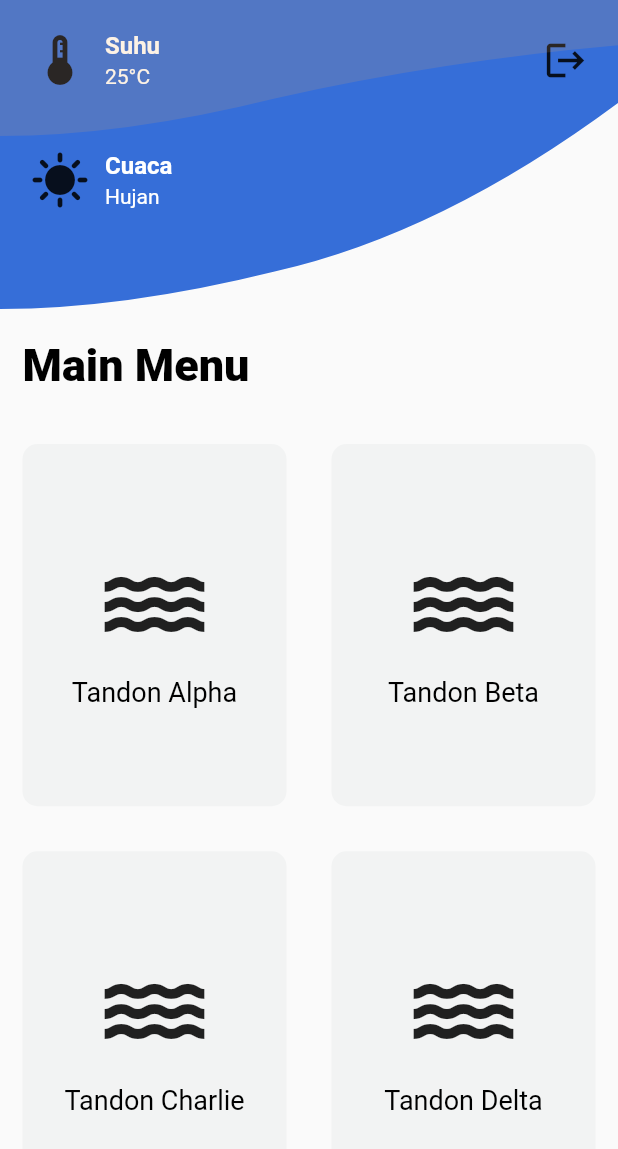
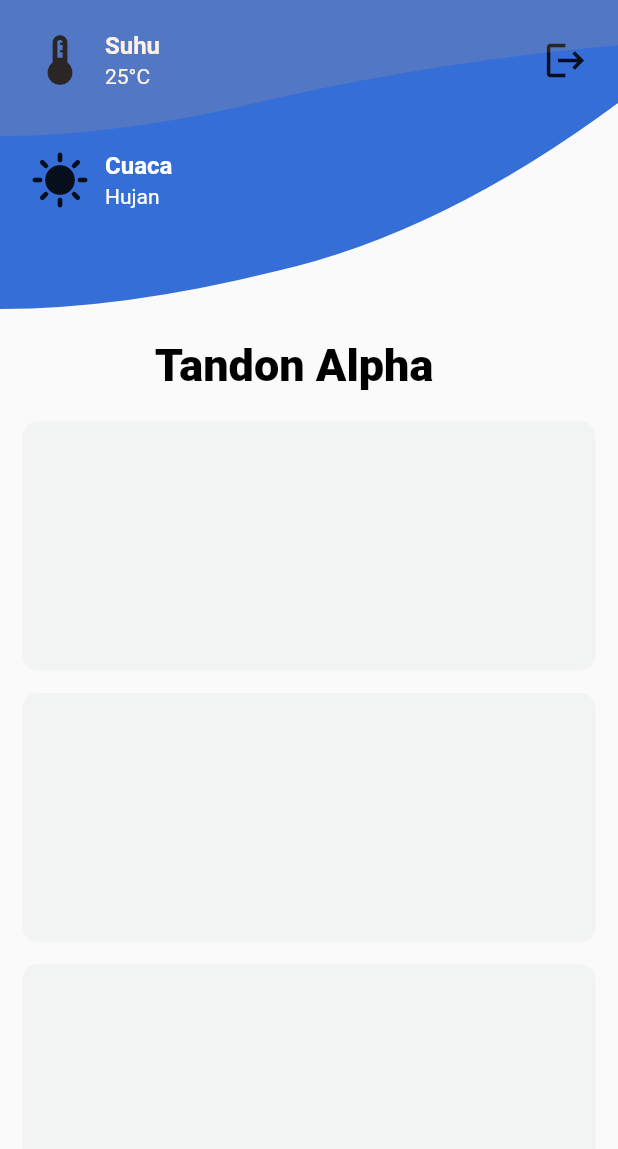
Before and after one commit to SanAdjie/iot_tandon, a Flutter app: the ListcardScreen screen opened by its route, after a tap on "Tandon Alpha", on a phone screen of 412 x 824 dp. Shown: the top 1149 px of the screen. Run offline on Flutter 3.47's test engine with Material 2 defaults, Android fonts, the phone set to English and light mode, and no system bars.

Commit message:
Penambahan Detail Card

```diff
--- a/lib/component/reusable_contectlistcard.dart
+++ b/lib/component/reusable_contentlistcard.dart
@@ -1,4 +1,5 @@
 import 'package:flutter/material.dart';
+import 'package:iot_tandon/utility/const.dart';
 
 class ReusableContentListCard extends StatelessWidget {
 
@@ -15,8 +16,8 @@ class ReusableContentListCard extends StatelessWidget {
       mainAxisAlignment: MainAxisAlignment.center,
       children: <Widget>[
         Icon(namaIcon, size: 80),
-        SizedBox(height: 10),
-        Text(label, style: TextStyle(fontSize: 18.0),)
+        kSpasiInput2,
+        Text(label, style: kStyleText2,)
       ],
     );
   }
--- a/lib/component/reusable_listcard.dart
+++ b/lib/component/reusable_listcard.dart
@@ -1,4 +1,5 @@
 import 'package:flutter/material.dart';
+import 'package:iot_tandon/utility/const.dart';
 
 class ReusableListCard extends StatelessWidget {
   //Property
@@ -13,9 +14,9 @@ class ReusableListCard extends StatelessWidget {
     return GestureDetector(
       onTap: onPress,
       child: Container(
-        margin: const EdgeInsets.all(15.0),
+        margin: const EdgeInsets.fromLTRB(15, 0, 15, 15),
         decoration: BoxDecoration(
-            color: Color(0xFFF2F3F3),
+            color: kBGAbu2,
             borderRadius: BorderRadius.circular(10.0)),
         child: child,
       ),
--- a/lib/screen/carddetail_screen.dart
+++ b/lib/screen/carddetail_screen.dart
@@ -1,4 +1,8 @@
 import 'package:flutter/material.dart';
+import 'package:iot_tandon/component/reusable_customclipper.dart';
+import 'package:iot_tandon/component/reusable_listcard.dart';
+import 'package:iot_tandon/utility/const.dart';
+import 'package:iot_tandon/component/reusable_card.dart';
 
 class CardDetailScreen extends StatefulWidget {
 
@@ -10,6 +14,57 @@ class CardDetailScreen extends StatefulWidget {
 class _CardDetailScreenState extends State<CardDetailScreen> {
   @override
   Widget build(BuildContext context) {
-    return Scaffold();
+    return SafeArea(
+        child: Scaffold(
+          body: Column(
+            children: <Widget>[
+              Expanded(
+                  flex: 2,
+                  child: Stack(
+                      children: [
+                        ClipPath(
+                          clipper: CustomClipperSaya(),
+                          child: Container(
+                            height: MediaQuery.of(context).size.height*0.3,
+                            color: kBGBiru,
+                            child: Column(
+                              children: <Widget>[
+                                ReusableCard(iconLead: Icon(Icons.device_thermostat, size: 40),
+                                  title: "Suhu", iconTrail: Icons.logout, description: "25°C",ontap: (){
+                                    Navigator.pop(context);
+                                    //TODO : AUTH LOGOUT
+                                  },),
+                                ReusableCard(iconLead: Icon(Icons.sunny, size: 40),
+                                  title: "Cuaca", description: "Hujan",)
+                              ],
+                            ),
+                          ),
+                        ),
+                        ClipPath(
+                          clipper: CustomClipperSaya(),
+                          child: Container(
+                            color: Color(0x26F3A953),
+                            height: MediaQuery.of(context).size.height*0.11,
+                          ),
+                        )
+                      ]
+                  )
+              ),
+              Expanded(
+                flex: 6,
+                child: Column(
+                  children: <Widget>[
+                    Container(
+                      padding: EdgeInsets.fromLTRB(0, 20, 20, 20),
+                      child: Text("Tandon Alpha", style: kStyleText1)),
+                    Expanded(child: ReusableListCard()),
+                    Expanded(child: ReusableListCard()),
+                    Expanded(child: ReusableListCard())
+                  ],
+                ))
+            ],
+          ),
+        )
+    );
   }
 }
--- a/lib/screen/listcard_screen.dart
+++ b/lib/screen/listcard_screen.dart
@@ -1,6 +1,7 @@
 import 'package:flutter/material.dart';
-import 'package:iot_tandon/component/reusable_contectlistcard.dart';
+import 'package:iot_tandon/component/reusable_contentlistcard.dart';
 import 'package:iot_tandon/component/reusable_customclipper.dart';
+import 'package:iot_tandon/screen/carddetail_screen.dart';
 import 'package:iot_tandon/utility/const.dart';
 import 'package:iot_tandon/component/reusable_card.dart';
 import 'package:iot_tandon/component/reusable_listcard.dart';
@@ -20,6 +21,7 @@ class _ListCardState extends State<ListcardScreen> {
       onWillPop: () async => false,
       child: SafeArea(
           child: Scaffold(
+            resizeToAvoidBottomInset: false,
             body:  Column(
               crossAxisAlignment: CrossAxisAlignment.stretch,
               children: <Widget>[
@@ -35,7 +37,7 @@ class _ListCardState extends State<ListcardScreen> {
                         child: Column(
                           children: <Widget>[
                             ReusableCard(iconLead: Icon(Icons.device_thermostat, size: 40),
-                              title: "Suhu", iconTrail: Icons.logout, description: "25°C", ontap: (){
+                              title: "Suhu", iconTrail: Icons.logout, description: "25°C",ontap: (){
                               Navigator.pop(context);
                               //TODO : AUTH LOGOUT
                               },),
@@ -54,7 +56,7 @@ class _ListCardState extends State<ListcardScreen> {
                       )
                     ]
                   )
-                ) ,
+                ),
                 Expanded(
                   flex: 6,
                   child: Column(
@@ -67,9 +69,15 @@ class _ListCardState extends State<ListcardScreen> {
                         child: Row(
                           crossAxisAlignment: CrossAxisAlignment.stretch,
                           children: <Widget>[
-                            Expanded(child: ReusableListCard(onPress: (){},
+                            Expanded(child: ReusableListCard(onPress: (){
+                              //TODO: DETAIL TANDON - Perlu Data Masing2
+                              Navigator.pushNamed(context, CardDetailScreen.id);
+                            },
                                 child: ReusableContentListCard(label: "Tandon Alpha", namaIcon: Icons.water))),
-                            Expanded(child: ReusableListCard(onPress: (){},
+                            Expanded(child: ReusableListCard(onPress: (){
+                              Navigator.pushNamed(context, CardDetailScreen.id);
+                              //TODO: DETAIL TANDON - Perlu Data Masing2
+                            },
                                 child: ReusableContentListCard(label: "Tandon Beta", namaIcon: Icons.water)))
                           ],
                         ),
@@ -78,9 +86,15 @@ class _ListCardState extends State<ListcardScreen> {
                         child: Row(
                           crossAxisAlignment: CrossAxisAlignment.stretch,
                           children: <Widget>[
-                            Expanded(child: ReusableListCard(onPress: (){},
+                            Expanded(child: ReusableListCard(onPress: (){
+                              Navigator.pushNamed(context, CardDetailScreen.id);
+                              //TODO: DETAIL TANDON - Perlu Data Masing2
+                            },
                                 child: ReusableContentListCard(label: "Tandon Charlie", namaIcon: Icons.water))),
-                            Expanded(child: ReusableListCard(onPress: (){},
+                            Expanded(child: ReusableListCard(onPress: (){
+                              Navigator.pushNamed(context, CardDetailScreen.id);
+                              //TODO: DETAIL TANDON - Perlu Data Masing2
+                            },
                                 child: ReusableContentListCard(label: "Tandon Delta", namaIcon: Icons.water)))
                           ],
                         ),
@@ -88,6 +102,7 @@ class _ListCardState extends State<ListcardScreen> {
                     ],
                   )
                 ),
+
               ],
             ),
           )
--- a/lib/screen/loading_screen.dart
+++ b/lib/screen/loading_screen.dart
@@ -31,7 +31,7 @@ class _LoadingScreenState extends State<LoadingScreen> {
     return Container(
       color: kBGBiru,
       child: Center(
-        child: Image.asset("images/logoUM.png",width: 170,height: 170))
+        child: Image.asset("images/logoUM.png",width: 230,height: 200))
     );
   }
 }
--- a/lib/screen/login_screen.dart
+++ b/lib/screen/login_screen.dart
@@ -39,7 +39,9 @@ class _RegisterState extends State<LoginScreen> {
                   decoration: BoxDecoration(
                     color: kBGBiru,
                     borderRadius: BorderRadius.vertical(bottom: Radius.elliptical(MediaQuery.of(context).size.width, 140))),
-                    child: null),
+                    child: Center(
+                      child: Image.asset("images/logoUM.png", width: 150, height: 120,),
+                    )),
               ),
               Expanded(
                 flex: 2,
@@ -67,10 +69,8 @@ class _RegisterState extends State<LoginScreen> {
                         ],
                       ),
                       ReusableButton(text: "Log In", ontap: (){
-                        //TODO : LOGIN AUTH
-                        //TODO : MODAL PROGRESS HUD
-                        //TODO : ASYNC-AWAIT
-                        //TODO : TRY-CATCH
+                        //TODO : LOGIN AUTH, ASYNC-AWAIT, TRY-CATCH
+                        //TODO : MODAL PROGRESS HUD. Gagal : Alert
                         Navigator.pushNamed(context, ListcardScreen.id);
                       }),
                     ],
--- a/lib/screen/register_screen.dart
+++ b/lib/screen/register_screen.dart
@@ -57,7 +57,8 @@ class _RegisterScreenState extends State<RegisterScreen> {
                     ],
                   ),
                   ReusableButton(text: "Daftar", ontap: (){
-                    //TODO : PERLU REGISTER AUTH
+                    //TODO : REGISTER AUTH
+                    //TODO : PERLU ALERT "YAKIN KELUAR"
                     Navigator.pop(context);
                   }),
                 ],
--- a/lib/utility/const.dart
+++ b/lib/utility/const.dart
@@ -10,8 +10,10 @@ const kBGPutih = Color(0xFFFFFFFF);
 
 const kSpasiInput = SizedBox(height: 15);
 
+const kSpasiInput2 = SizedBox(height: 15);
+
 const kStyleHeader1 = TextStyle(fontSize: 35, fontWeight: FontWeight.w700);
 
-const kStyleText1 = TextStyle(
-    fontSize: 30, fontWeight: FontWeight.w900, textBaseline: TextBaseline.alphabetic
-);
+const kStyleText1 = TextStyle(fontSize: 30, fontWeight: FontWeight.w900, textBaseline: TextBaseline.alphabetic);
+
+const kStyleText2 = TextStyle(fontSize: 18.0, fontWeight: FontWeight.w700);
```
